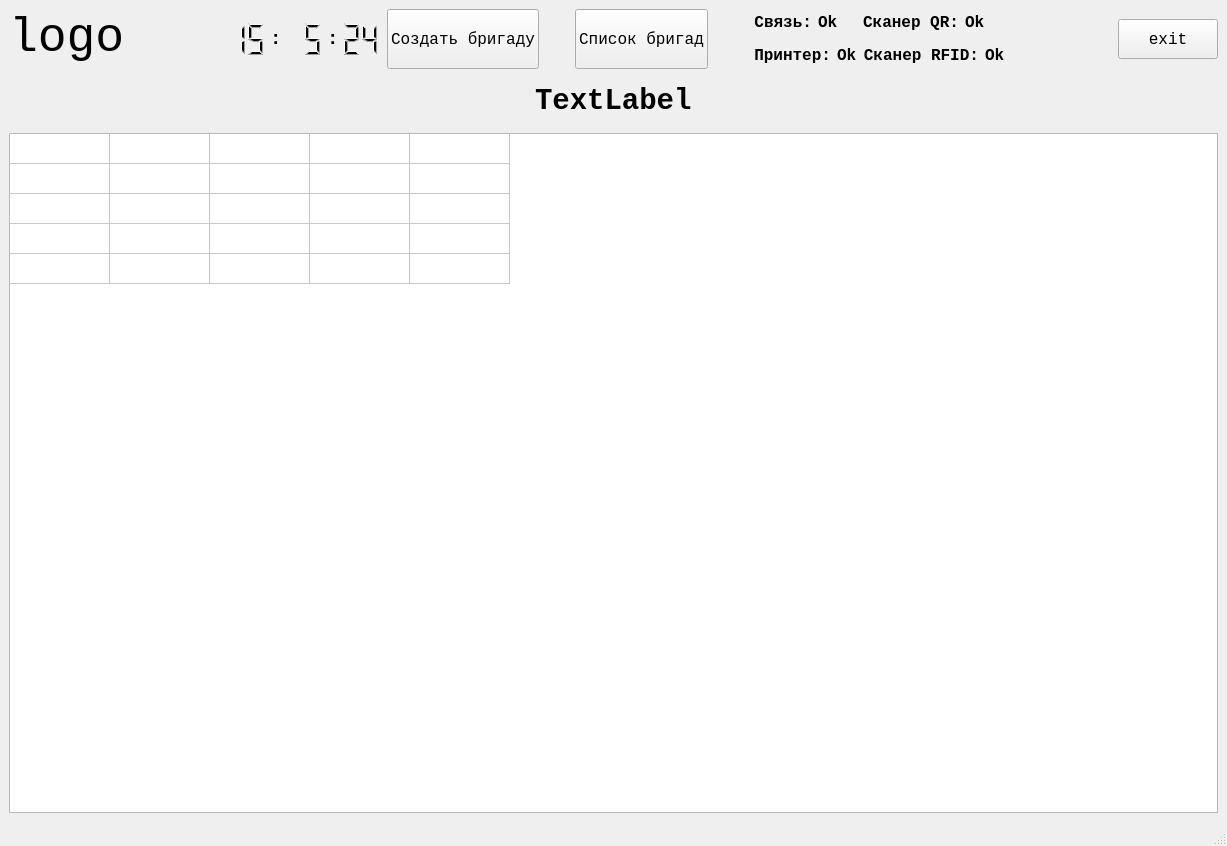
First picture: the form in views/ui/main_ui.ui, repository Hudrolax/leskraft_terminal, before the edit.
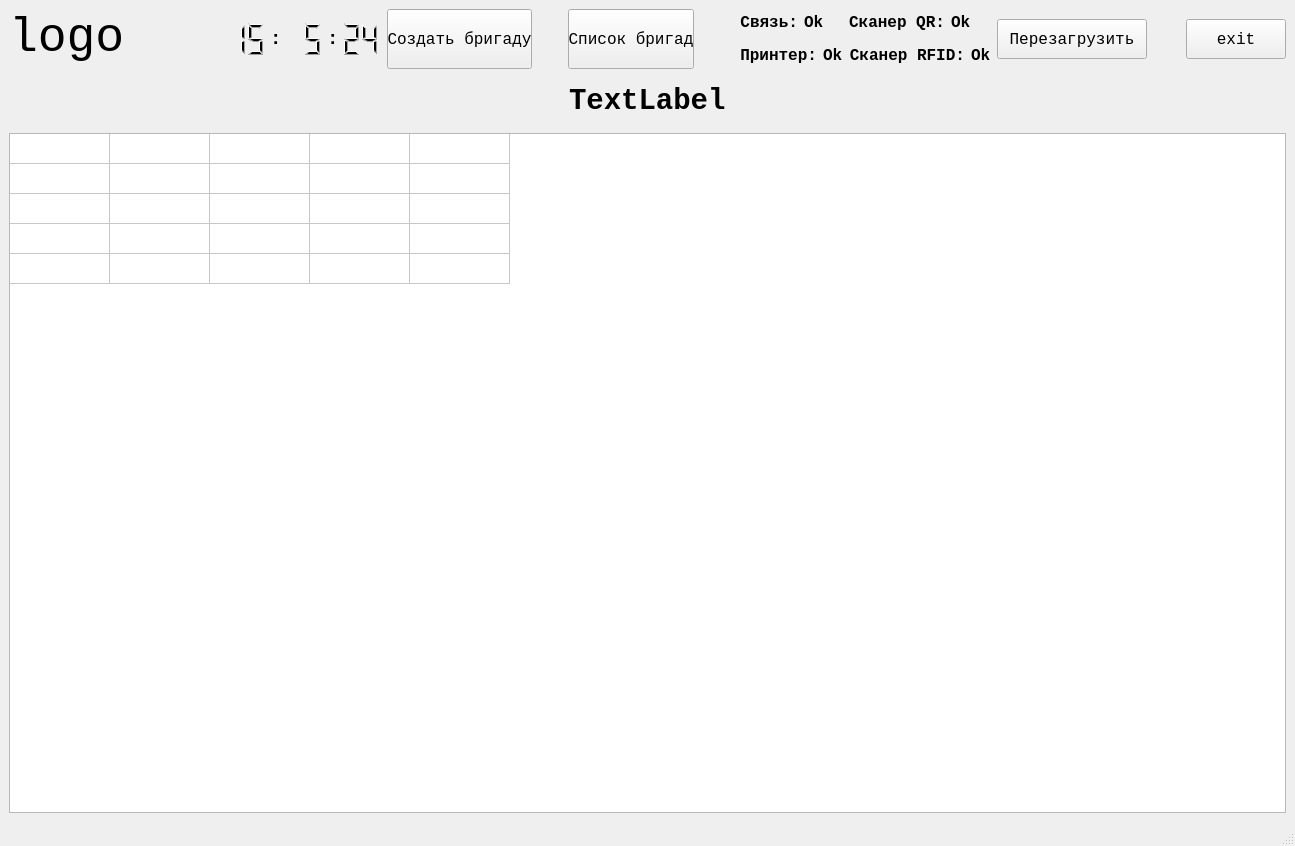
Second picture: the form after the edit.

```diff
--- a/views/ui/main_ui.ui
+++ b/views/ui/main_ui.ui
@@ -6,7 +6,7 @@
    <rect>
     <x>0</x>
     <y>0</y>
-    <width>1227</width>
+    <width>1295</width>
     <height>846</height>
    </rect>
   </property>
@@ -397,6 +397,19 @@
         </item>
        </layout>
       </item>
+      <item>
+       <widget class="QPushButton" name="rebootButton">
+        <property name="minimumSize">
+         <size>
+          <width>150</width>
+          <height>40</height>
+         </size>
+        </property>
+        <property name="text">
+         <string>Перезагрузить</string>
+        </property>
+       </widget>
+      </item>
       <item>
        <spacer name="horizontalSpacer_4">
         <property name="orientation">
```
Left out of the diff: 2 changed lines with no effect on the pictures.
